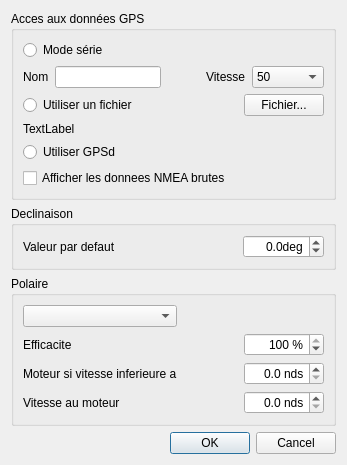
Before: the Qt Designer form src/Ui/realBoatConfig.ui in nohal/qtVlm, drawn with Qt 5.
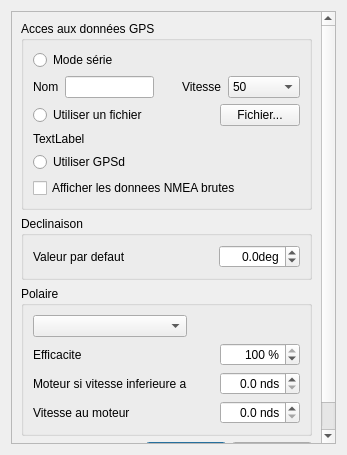
After: the same form once the commit is applied.

```diff
--- a/src/Ui/realBoatConfig.ui
+++ b/src/Ui/realBoatConfig.ui
@@ -15,6 +15,21 @@
   </property>
   <layout class="QVBoxLayout" name="verticalLayout_2">
    <item>
+    <widget class="QScrollArea" name="scrollArea">
+     <property name="widgetResizable">
+      <bool>true</bool>
+     </property>
+     <widget class="QWidget" name="scrollAreaWidgetContents">
+      <property name="geometry">
+       <rect>
+        <x>0</x>
+        <y>0</y>
+        <width>327</width>
+        <height>435</height>
+       </rect>
+      </property>
+      <layout class="QVBoxLayout" name="verticalLayout_3">
+       <item>
     <widget class="QGroupBox" name="groupBox">
      <property name="title">
       <string>Acces aux données GPS</string>
@@ -419,7 +434,7 @@
      <property name="sizeHint" stdset="0">
       <size>
        <width>20</width>
-       <height>7</height>
+           <height>5</height>
       </size>
      </property>
     </spacer>
@@ -436,6 +451,10 @@
    </item>
   </layout>
  </widget>
+    </widget>
+   </item>
+  </layout>
+ </widget>
  <tabstops>
   <tabstop>serialName</tabstop>
   <tabstop>baudRate</tabstop>
```
Left out of the diff: 1 changed line with no effect on the pictures. Lines whose indentation alone changed are shown as unchanged.
